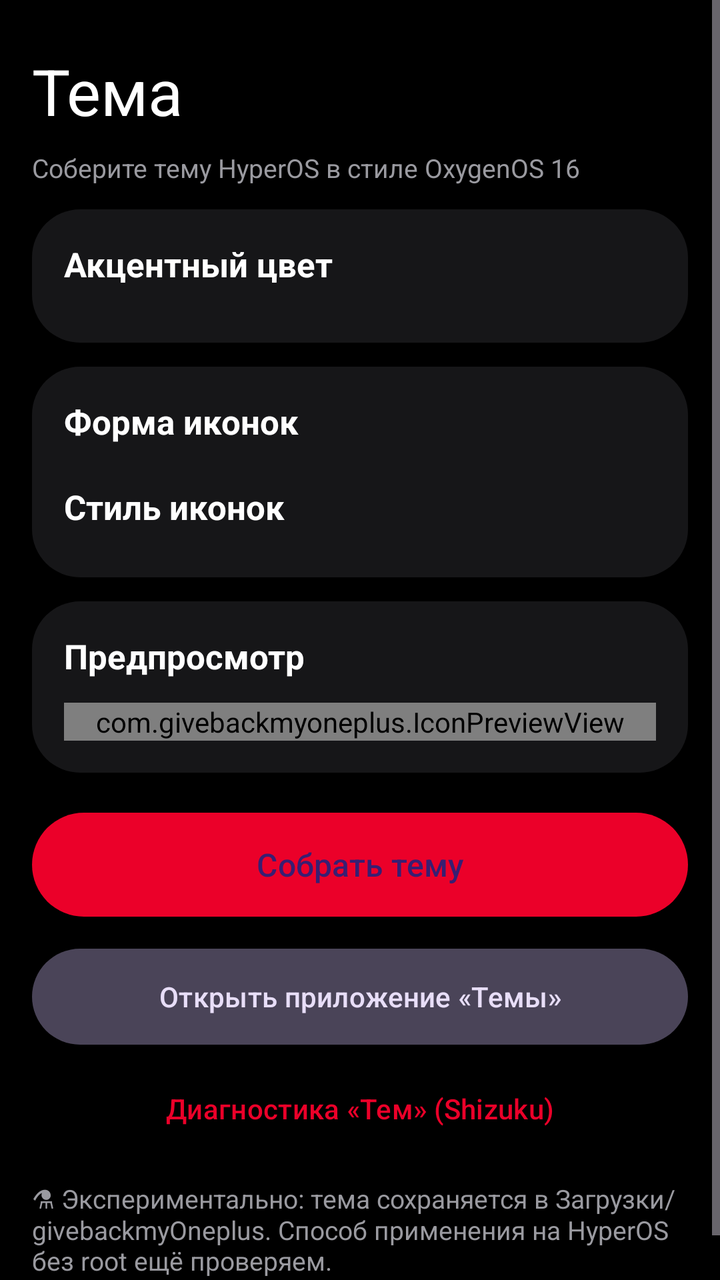
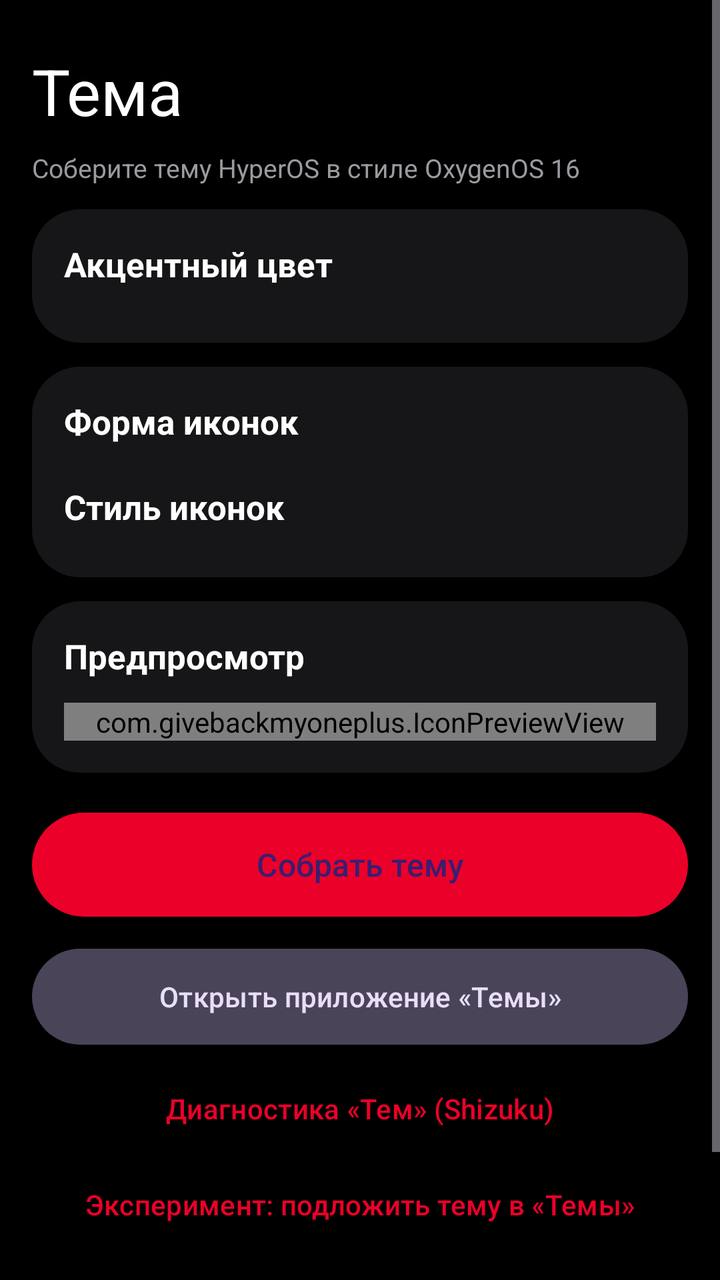

Two renders of the same Android screen: before a commit and after it. Below are the layout's source before the change and the commit's diff.
<!-- AndroidManifest.xml: application theme Theme.Gbmo -->
<!-- res/layout/section_theme.xml -->
<?xml version="1.0" encoding="utf-8"?>
<ScrollView xmlns:android="http://schemas.android.com/apk/res/android"
    android:id="@+id/sectionTheme"
    android:layout_width="match_parent"
    android:layout_height="match_parent">

    <LinearLayout
        android:layout_width="match_parent"
        android:layout_height="wrap_content"
        android:orientation="vertical"
        android:paddingHorizontal="16dp"
        android:paddingBottom="24dp">

        <TextView style="@style/Gbmo.Title" android:text="Тема" />
        <TextView style="@style/Gbmo.Hint" android:text="Соберите тему HyperOS в стиле OxygenOS 16" />

        <LinearLayout style="@style/Gbmo.Card">
            <TextView style="@style/Gbmo.CardTitle" android:text="Акцентный цвет" />
            <HorizontalScrollView
                android:layout_width="match_parent"
                android:layout_height="wrap_content"
                android:layout_marginTop="12dp"
                android:scrollbars="none">
                <LinearLayout
                    android:id="@+id/swatches"
                    android:layout_width="wrap_content"
                    android:layout_height="wrap_content"
                    android:orientation="horizontal" />
            </HorizontalScrollView>
        </LinearLayout>

        <LinearLayout style="@style/Gbmo.Card">
            <TextView style="@style/Gbmo.CardTitle" android:text="Форма иконок" />
            <com.google.android.material.chip.ChipGroup
                android:id="@+id/shapeGroup"
                android:layout_width="match_parent"
                android:layout_height="wrap_content"
                android:layout_marginTop="8dp"
                app:selectionRequired="true"
                app:singleSelection="true"
                xmlns:app="http://schemas.android.com/apk/res-auto" />

            <TextView
                style="@style/Gbmo.CardTitle"
                android:layout_marginTop="12dp"
                android:text="Стиль иконок" />
            <com.google.android.material.chip.ChipGroup
                android:id="@+id/styleGroup"
                android:layout_width="match_parent"
                android:layout_height="wrap_content"
                android:layout_marginTop="8dp"
                app:selectionRequired="true"
                app:singleSelection="true"
                xmlns:app="http://schemas.android.com/apk/res-auto" />
        </LinearLayout>

        <LinearLayout style="@style/Gbmo.Card">
            <TextView style="@style/Gbmo.CardTitle" android:text="Предпросмотр" />
            <com.givebackmyoneplus.IconPreviewView
                android:id="@+id/preview"
                android:layout_width="match_parent"
                android:layout_height="wrap_content"
                android:layout_marginTop="12dp" />
        </LinearLayout>

        <com.google.android.material.button.MaterialButton
            android:id="@+id/btnBuild"
            android:layout_width="match_parent"
            android:layout_height="60dp"
            android:layout_marginTop="16dp"
            android:text="Собрать тему"
            android:textSize="16sp"
            app:cornerRadius="30dp"
            xmlns:app="http://schemas.android.com/apk/res-auto" />

        <com.google.android.material.button.MaterialButton
            android:id="@+id/btnOpenThemes"
            style="@style/Widget.Material3.Button.TonalButton"
            android:layout_width="match_parent"
            android:layout_height="56dp"
            android:layout_marginTop="8dp"
            android:text="Открыть приложение «Темы»"
            app:cornerRadius="28dp"
            xmlns:app="http://schemas.android.com/apk/res-auto" />

        <com.google.android.material.button.MaterialButton
            android:id="@+id/btnThemeDiag"
            style="@style/Widget.Material3.Button.TextButton"
            android:layout_width="match_parent"
            android:layout_height="wrap_content"
            android:layout_marginTop="4dp"
            android:text="Диагностика «Тем» (Shizuku)" />

        <TextView
            android:id="@+id/themeStatus"
            style="@style/Gbmo.Hint"
            android:layout_marginTop="12dp"
            android:text="⚗ Экспериментально: тема сохраняется в Загрузки/givebackmyOneplus. Способ применения на HyperOS без root ещё проверяем." />
    </LinearLayout>
</ScrollView>
<!-- resources referenced by this layout -->
<resources>
  <style name="Gbmo.Card" parent="">
          <item name="android:layout_width">match_parent</item>
          <item name="android:layout_height">wrap_content</item>
          <item name="android:layout_marginTop">12dp</item>
          <item name="android:background">@drawable/bg_card</item>
          <item name="android:orientation">vertical</item>
          <item name="android:padding">16dp</item>
      </style>
  <style name="Gbmo.CardTitle" parent="">
          <item name="android:layout_width">match_parent</item>
          <item name="android:layout_height">wrap_content</item>
          <item name="android:textColor">@color/text</item>
          <item name="android:textSize">17sp</item>
          <item name="android:textStyle">bold</item>
      </style>
  <style name="Gbmo.Hint" parent="">
          <item name="android:layout_width">match_parent</item>
          <item name="android:layout_height">wrap_content</item>
          <item name="android:textColor">@color/text_secondary</item>
          <item name="android:textSize">13sp</item>
          <item name="android:layout_marginTop">4dp</item>
      </style>
  <style name="Gbmo.Title" parent="">
          <item name="android:layout_width">match_parent</item>
          <item name="android:layout_height">wrap_content</item>
          <item name="android:textColor">@color/text</item>
          <item name="android:textSize">32sp</item>
          <item name="android:layout_marginTop">24dp</item>
          <item name="android:layout_marginBottom">4dp</item>
      </style>
  <style name="Theme.Gbmo" parent="Theme.Material3.Dark.NoActionBar">
          <item name="colorPrimary">@color/accent</item>
          <item name="colorSecondary">@color/accent</item>
          <item name="android:colorBackground">@color/bg</item>
          <item name="android:windowBackground">@color/bg</item>
          <item name="android:statusBarColor">@color/bg</item>
          <item name="android:navigationBarColor">@color/surface</item>
      </style>
  <!-- drawable bg_card (drawable) -->
  <shape xmlns:android="http://schemas.android.com/apk/res/android">
      <solid android:color="@color/surface" />
      <corners android:radius="24dp" />
  </shape>
  <color name="text">#FFFFFF</color>
  <color name="text_secondary">#9A9AA0</color>
  <color name="accent">#EB0029</color>
  <color name="bg">#000000</color>
  <color name="surface">#161618</color>
</resources>

<!-- the commit's change to res/layout/section_theme.xml (unified diff, before → after) -->
@@ -91,6 +91,13 @@
             android:layout_marginTop="4dp"
             android:text="Диагностика «Тем» (Shizuku)" />
 
+        <com.google.android.material.button.MaterialButton
+            android:id="@+id/btnThemeImport"
+            style="@style/Widget.Material3.Button.TextButton"
+            android:layout_width="match_parent"
+            android:layout_height="wrap_content"
+            android:text="Эксперимент: подложить тему в «Темы»" />
+
         <TextView
             android:id="@+id/themeStatus"
             style="@style/Gbmo.Hint"
